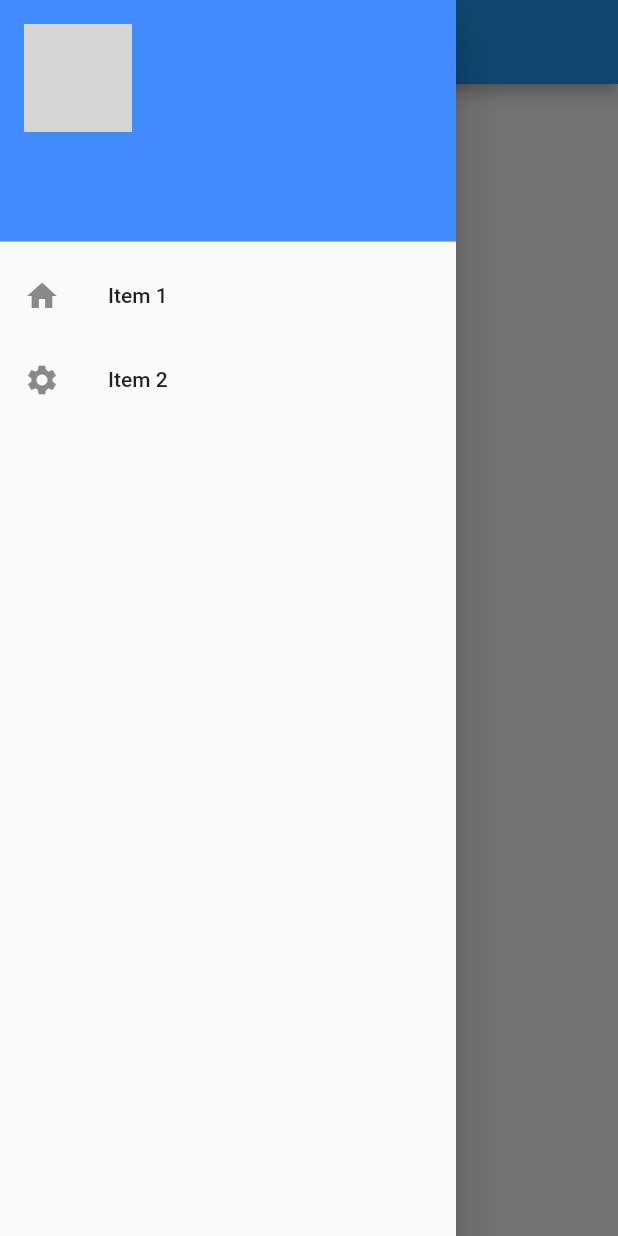
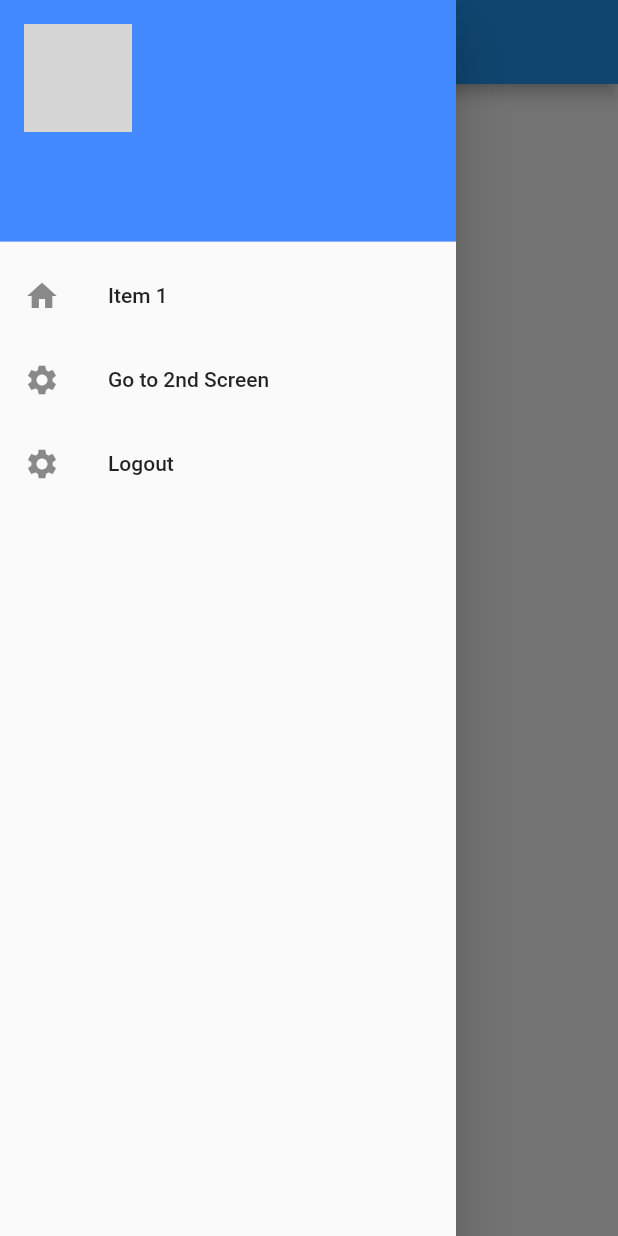
Before and after one commit to mehtaronak/flutter_app, a Flutter app: the SecondScreen screen opened directly with empty values, with the side drawer open, on a phone screen of 412 x 824 dp. Run offline on Flutter 3.47's test engine with Material 2 defaults, Android fonts, the phone set to English and light mode, and no system bars; our stand-ins replace google_sign_in; grey boxes are pictures that could not be loaded.

Commit message:
Added Drawer dismiss

```diff
--- a/lib/secondscreen.dart
+++ b/lib/secondscreen.dart
@@ -1,5 +1,6 @@
 import 'package:flutter/material.dart';
 import 'package:flutter_app/thirdscreen.dart';
+import 'login.dart';
 
 class SecondScreen extends StatelessWidget {
 
@@ -38,15 +39,24 @@ class SecondScreen extends StatelessWidget {
               leading: const Icon(Icons.home),
               title: new Text("Item 1"),
               onTap: () {
+                Navigator.pop(context);
                 Navigator.of(context).pushNamed('/ThirdScreen');
               },
             ),
             new ListTile(
               leading: const Icon(Icons.settings),
-              title: new Text("Item 2"),
+              title: new Text("Go to 2nd Screen"),
               onTap: () {
+                Navigator.pop(context);
                 Navigator.push(context,
                     MaterialPageRoute(builder: (ctxt) => ThirdScreen()));
+              },
+            ),
+            new ListTile(
+              leading: const Icon(Icons.settings),
+              title: new Text("Logout"),
+              onTap: () {
+                Navigator.pop(context);
               },
             )
           ],
```
